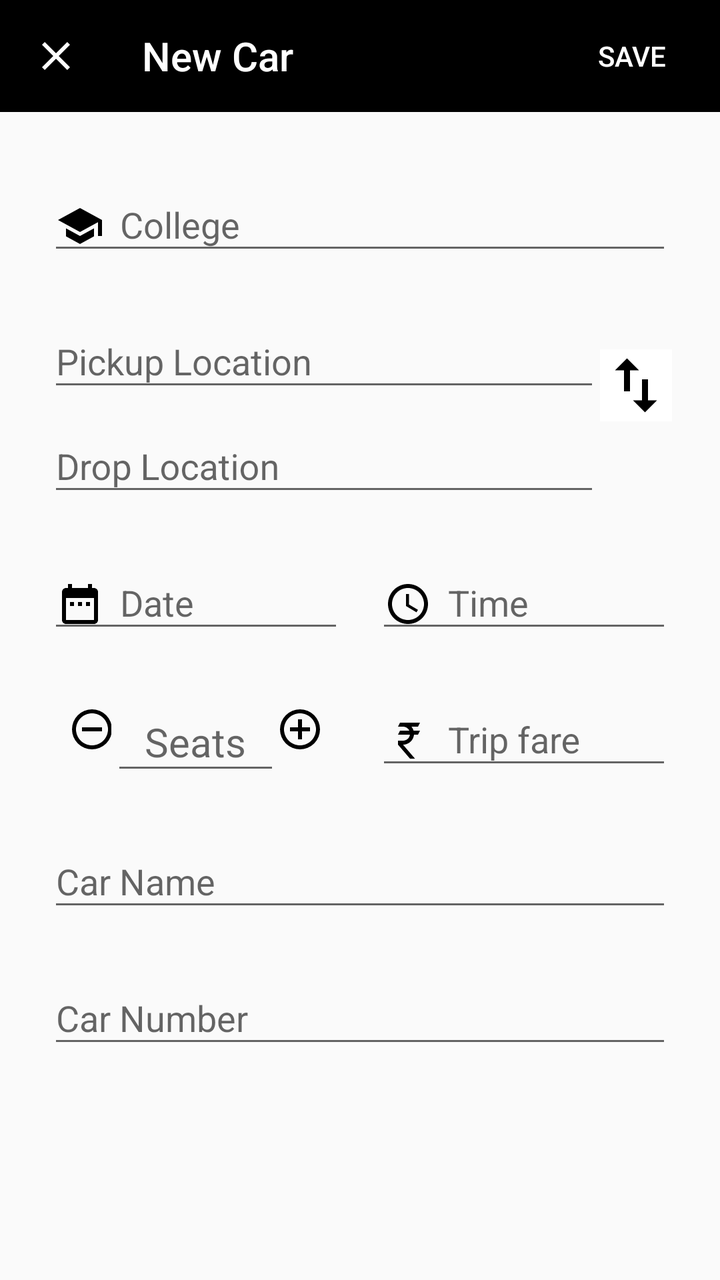
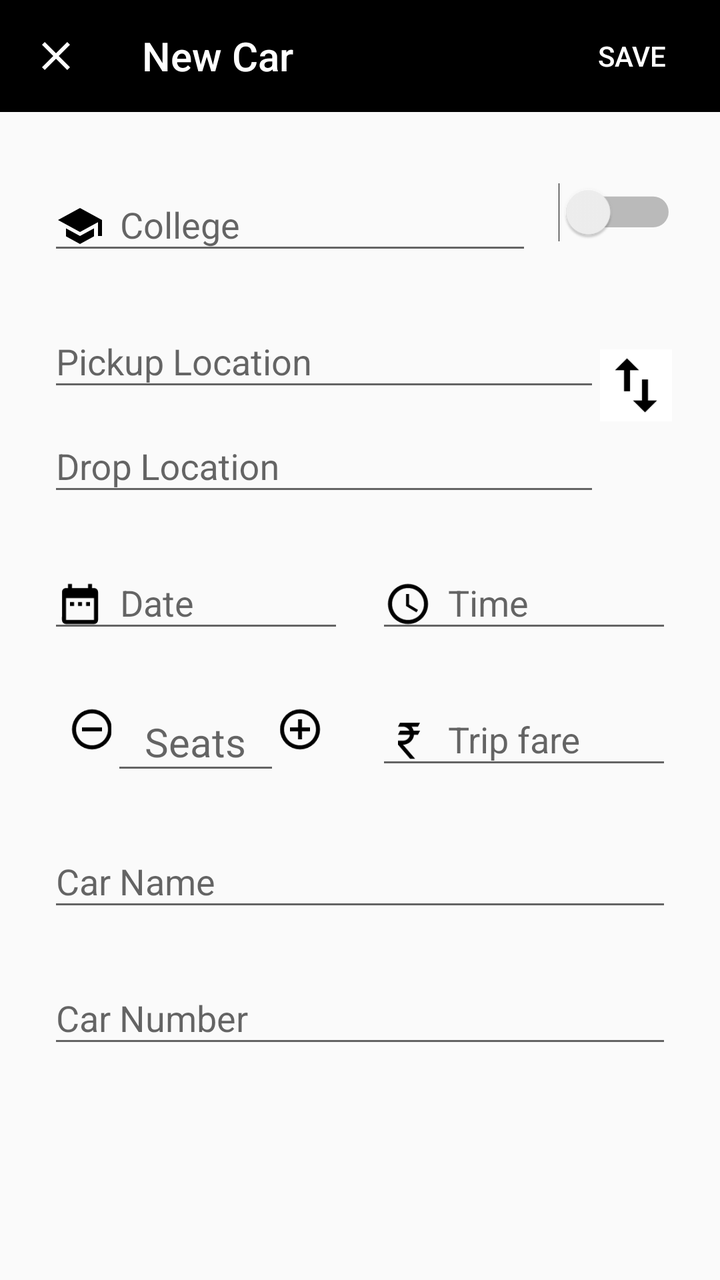

Screens rendered from an Android XML layout before and after an edit, with the pre-edit source and the edit as a unified diff.
<!-- AndroidManifest.xml: application theme AppTheme -->
<!-- res/layout/fragment_add_car.xml -->
<?xml version="1.0" encoding="utf-8"?>
<LinearLayout xmlns:android="http://schemas.android.com/apk/res/android"
    xmlns:app="http://schemas.android.com/apk/res-auto"
    xmlns:tools="http://schemas.android.com/tools"
    android:layout_width="match_parent"
    android:layout_height="match_parent"
    android:orientation="vertical">

    <android.support.design.widget.AppBarLayout
        android:layout_width="match_parent"
        android:layout_height="?attr/actionBarSize">

        <LinearLayout
            android:layout_width="match_parent"
            android:layout_height="match_parent"
            android:orientation="horizontal">

            <ImageButton
                android:id="@+id/add_car_close"
                android:layout_width="?attr/actionBarSize"
                android:layout_height="?attr/actionBarSize"
                android:background="?attr/selectableItemBackgroundBorderless"
                android:tint="@android:color/white"
                app:srcCompat="@drawable/ic_close"
                tools:ignore="ContentDescription" />

            <View
                android:layout_width="15dp"
                android:layout_height="0dp" />

            <TextView
                android:layout_width="0dp"
                android:layout_height="match_parent"
                android:layout_weight="1"
                android:gravity="center_vertical"
                android:text="@string/new_car"
                android:textAppearance="@style/Base.TextAppearance.AppCompat.Title"
                android:textColor="@android:color/white" />

            <Button
                android:id="@+id/add_car_save"
                style="@style/Widget.AppCompat.Button.Borderless"
                android:layout_width="wrap_content"
                android:layout_height="match_parent"
                android:gravity="center"
                android:text="@string/save"
                android:textColor="@android:color/white" />

        </LinearLayout>

    </android.support.design.widget.AppBarLayout>

    <android.support.v4.widget.NestedScrollView
        android:id="@+id/add_driver_nested_scroll"
        android:layout_width="match_parent"
        android:layout_height="match_parent"
        android:scrollbars="none"
        android:scrollingCache="true">

        <LinearLayout
            android:layout_width="match_parent"
            android:layout_height="wrap_content"
            android:orientation="vertical"
            android:padding="24dp">

            <android.support.design.widget.TextInputLayout
                android:id="@+id/add_car_college_layout"
                android:layout_width="match_parent"
                android:layout_height="wrap_content"
                android:layout_marginBottom="16dp">

                <AutoCompleteTextView
                    android:id="@+id/add_car_college"
                    android:layout_width="match_parent"
                    android:layout_height="wrap_content"
                    android:drawableStart="@drawable/ic_college"
                    android:drawablePadding="8dp"
                    android:hint="@string/college"
                    android:inputType="textAutoComplete|text"
                    android:longClickable="false"
                    android:nextFocusLeft="@id/add_car_college"
                    android:nextFocusUp="@id/add_car_college" />

            </android.support.design.widget.TextInputLayout>

            <LinearLayout
                android:layout_width="match_parent"
                android:layout_height="wrap_content"
                android:layout_marginBottom="16dp"
                android:orientation="horizontal">

                <LinearLayout
                    android:layout_width="0dp"
                    android:layout_height="wrap_content"
                    android:layout_weight="1"
                    android:orientation="vertical">

                    <android.support.design.widget.TextInputLayout
                        android:id="@+id/add_car_pickup_layout"
                        android:layout_width="match_parent"
                        android:layout_height="wrap_content">

                        <AutoCompleteTextView
                            android:id="@+id/add_car_pickup"
                            android:layout_width="match_parent"
                            android:layout_height="wrap_content"
                            android:hint="@string/pickup_location"
                            android:inputType="textAutoComplete|text"
                            android:longClickable="false" />

                    </android.support.design.widget.TextInputLayout>

                    <android.support.design.widget.TextInputLayout
                        android:id="@+id/add_car_drop_layout"
                        android:layout_width="match_parent"
                        android:layout_height="wrap_content">

                        <AutoCompleteTextView
                            android:id="@+id/add_car_drop"
                            android:layout_width="match_parent"
                            android:layout_height="wrap_content"
                            android:hint="@string/drop_location"
                            android:inputType="textAutoComplete|text"
                            android:longClickable="false" />

                    </android.support.design.widget.TextInputLayout>

                </LinearLayout>

                <ImageButton
                    android:id="@+id/add_car_swap_location"
                    android:layout_width="wrap_content"
                    android:layout_height="wrap_content"
                    android:layout_gravity="center_vertical"
                    android:layout_marginBottom="8dp"
                    android:background="@color/white"
                    android:clickable="true"
                    android:focusable="true"
                    app:srcCompat="@drawable/ic_swap"
                    tools:ignore="ContentDescription" />

            </LinearLayout>

            <LinearLayout
                android:layout_width="match_parent"
                android:layout_height="wrap_content"
                android:layout_marginBottom="16dp"
                android:baselineAligned="false"
                android:orientation="horizontal">

                <android.support.design.widget.TextInputLayout
                    android:id="@+id/add_car_date_layout"
                    android:layout_width="0dp"
                    android:layout_height="wrap_content"
                    android:layout_marginEnd="16dp"
                    android:layout_weight="1"
                    tools:ignore="NestedWeights">

                    <android.support.design.widget.TextInputEditText
                        android:id="@+id/add_car_date"
                        android:layout_width="match_parent"
                        android:layout_height="wrap_content"
                        android:drawableStart="@drawable/ic_date"
                        android:drawablePadding="8dp"
                        android:focusable="false"
                        android:hint="@string/date"
                        android:inputType="date"
                        android:longClickable="false" />

                </android.support.design.widget.TextInputLayout>

                <android.support.design.widget.TextInputLayout
                    android:id="@+id/add_car_time_layout"
                    android:layout_width="0dp"
                    android:layout_height="wrap_content"
                    android:layout_weight="1">

                    <android.support.design.widget.TextInputEditText
                        android:id="@+id/add_car_time"
                        android:layout_width="match_parent"
                        android:layout_height="wrap_content"
                        android:drawableStart="@drawable/ic_time"
                        android:drawablePadding="8dp"
                        android:focusable="false"
                        android:hint="@string/time"
                        android:inputType="time"
                        android:longClickable="false" />

                </android.support.design.widget.TextInputLayout>

            </LinearLayout>

            <LinearLayout
                android:layout_width="match_parent"
                android:layout_height="wrap_content"
                android:layout_marginBottom="16dp"
                android:baselineAligned="false">

                <LinearLayout
                    android:layout_width="0dp"
                    android:layout_height="wrap_content"
                    android:layout_marginEnd="16dp"
                    android:layout_weight="1"
                    android:baselineAligned="false">

                    <LinearLayout
                        android:layout_width="0dp"
                        android:layout_height="match_parent"
                        android:layout_weight="1.5"
                        android:gravity="center"
                        tools:ignore="NestedWeights">

                        <Button
                            android:id="@+id/add_car_decrease_seat"
                            android:layout_width="24dp"
                            android:layout_height="24dp"
                            android:layout_marginStart="12dp"
                            android:background="@drawable/ic_minus_seats" />

                    </LinearLayout>

                    <android.support.design.widget.TextInputLayout
                        android:id="@+id/add_car_seats_layout"
                        android:layout_width="0dp"
                        android:layout_height="wrap_content"
                        android:layout_weight="4">

                        <android.support.design.widget.TextInputEditText
                            android:id="@+id/add_car_seats"
                            android:layout_width="match_parent"
                            android:layout_height="wrap_content"
                            android:layout_gravity="center"
                            android:focusable="false"
                            android:gravity="center"
                            android:hint="@string/seats"
                            android:inputType="number"
                            android:longClickable="false"
                            android:textSize="20sp" />

                    </android.support.design.widget.TextInputLayout>

                    <LinearLayout
                        android:layout_width="0dp"
                        android:layout_height="match_parent"
                        android:layout_weight="1.5"
                        android:gravity="center">

                        <Button
                            android:id="@+id/add_car_increase_seat"
                            android:layout_width="24dp"
                            android:layout_height="24dp"
                            android:layout_marginEnd="12dp"
                            android:background="@drawable/ic_plus_seats" />

                    </LinearLayout>

                </LinearLayout>

                <android.support.design.widget.TextInputLayout
                    android:id="@+id/add_car_fare_layout"
                    android:layout_width="0dp"
                    android:layout_height="match_parent"
                    android:layout_weight="1">

                    <android.support.design.widget.TextInputEditText
                        android:id="@+id/add_car_fare"
                        android:layout_width="match_parent"
                        android:layout_height="wrap_content"
                        android:drawableStart="@drawable/ic_fare"
                        android:drawablePadding="8dp"
                        android:hint="@string/trip_fare"
                        android:inputType="number"
                        android:maxLength="4" />

                </android.support.design.widget.TextInputLayout>

            </LinearLayout>

            <android.support.design.widget.TextInputLayout
                android:id="@+id/add_car_name_layout"
                android:layout_width="match_parent"
                android:layout_height="wrap_content"
                android:layout_marginBottom="16dp">

                <android.support.design.widget.TextInputEditText
                    android:id="@+id/add_car_name"
                    android:layout_width="match_parent"
                    android:layout_height="wrap_content"
                    android:hint="@string/car_name"
                    android:inputType="text" />

            </android.support.design.widget.TextInputLayout>

            <android.support.design.widget.TextInputLayout
                android:id="@+id/add_car_number_layout"
                android:layout_width="match_parent"
                android:layout_height="wrap_content"
                android:layout_marginBottom="16dp">

                <android.support.design.widget.TextInputEditText
                    android:id="@+id/add_car_number"
                    android:layout_width="match_parent"
                    android:layout_height="wrap_content"
                    android:hint="@string/car_number"
                    android:inputType="text"
                    tools:ignore="TextFields" />

            </android.support.design.widget.TextInputLayout>

        </LinearLayout>

    </android.support.v4.widget.NestedScrollView>

</LinearLayout>
<!-- resources referenced by this layout -->
<resources>
  <color name="white">#FFFFFF</color>
  <!-- drawable ic_close (drawable) -->
  <vector xmlns:android="http://schemas.android.com/apk/res/android"
      android:width="24dp"
      android:height="24dp"
      android:viewportHeight="24.0"
      android:viewportWidth="24.0">
      <path
          android:fillColor="#FFFFFFFF"
          android:pathData="M19,6.41L17.59,5 12,10.59 6.41,5 5,6.41 10.59,12 5,17.59 6.41,19 12,13.41 17.59,19 19,17.59 13.41,12z" />
  </vector>
  <!-- drawable ic_college (drawable) -->
  <vector xmlns:android="http://schemas.android.com/apk/res/android"
      android:width="24dp"
      android:height="24dp"
      android:viewportHeight="24.0"
      android:viewportWidth="24.0">
      <path
          android:fillColor="#FF000000"
          android:pathData="M5,13.18v4L12,21l7,-3.82v-4L12,17l-7,-3.82zM12,3L1,9l11,6 9,-4.91V17h2V9L12,3z" />
  </vector>
  <!-- drawable ic_fare (drawable) -->
  <vector xmlns:android="http://schemas.android.com/apk/res/android"
      android:width="24dp"
      android:height="24dp"
      android:viewportHeight="24"
      android:viewportWidth="24">
      <path
          android:fillColor="#000"
          android:pathData="M8,3H18L17,5H13.74C14.22,5.58 14.58,6.26 14.79,7H18L17,9H15C14.75,11.57 12.74,13.63 10.2,13.96V14H9.5L15.5,21H13L7,14V12H9.5V12C11.26,12 12.72,10.7 12.96,9H7L8,7H12.66C12.1,5.82 10.9,5 9.5,5H7L8,3Z" />
  </vector>
  <!-- drawable ic_minus_seats (drawable) -->
  <vector xmlns:android="http://schemas.android.com/apk/res/android"
      android:width="24dp"
      android:height="24dp"
      android:viewportHeight="24"
      android:viewportWidth="24">
      <path
          android:fillColor="#000"
          android:pathData="M12,20C7.59,20 4,16.41 4,12C4,7.59 7.59,4 12,4C16.41,4 20,7.59 20,12C20,16.41 16.41,20 12,20M12,2A10,10 0 0,0 2,12A10,10 0 0,0 12,22A10,10 0 0,0 22,12A10,10 0 0,0 12,2M7,13H17V11H7" />
  </vector>
  <!-- drawable ic_swap (drawable) -->
  <vector xmlns:android="http://schemas.android.com/apk/res/android"
      android:width="36dp"
      android:height="36dp"
      android:viewportHeight="24.0"
      android:viewportWidth="24.0">
      <path
          android:fillColor="#FF000000"
          android:pathData="M16,17.01V10h-2v7.01h-3L15,21l4,-3.99h-3zM9,3L5,6.99h3V14h2V6.99h3L9,3z" />
  </vector>
  <!-- drawable ic_time (drawable) -->
  <vector xmlns:android="http://schemas.android.com/apk/res/android"
      android:width="24dp"
      android:height="24dp"
      android:viewportHeight="24.0"
      android:viewportWidth="24.0">
      <path
          android:fillColor="#FF000000"
          android:pathData="M11.99,2C6.47,2 2,6.48 2,12s4.47,10 9.99,10C17.52,22 22,17.52 22,12S17.52,2 11.99,2zM12,20c-4.42,0 -8,-3.58 -8,-8s3.58,-8 8,-8 8,3.58 8,8 -3.58,8 -8,8zM12.5,7H11v6l5.25,3.15 0.75,-1.23 -4.5,-2.67z" />
  </vector>
  <string name="car_name">Car Name</string>
  <string name="car_number">Car Number</string>
  <string name="college">College</string>
  <string name="date">Date</string>
  <string name="drop_location">Drop Location</string>
  <string name="new_car">New Car</string>
  <string name="pickup_location">Pickup Location</string>
  <string name="save">Save</string>
  <string name="seats">Seats</string>
  <string name="time">Time</string>
  <string name="trip_fare">Trip fare</string>
  <style name="AppTheme" parent="Base.Theme.AppCompat.Light.DarkActionBar">
          <item name="colorPrimary">@color/colorPrimary</item>
          <item name="colorPrimaryDark">@color/colorPrimaryDark</item>
          <item name="colorAccent">@color/colorAccent</item>
      </style>
  <color name="colorPrimary">#000000</color>
  <color name="colorPrimaryDark">#000000</color>
  <color name="colorAccent">#000000</color>
  <!-- unchanged entries left out for length: 2 -->
</resources>

<!-- the commit's change to res/layout/fragment_add_car.xml (unified diff, before → after) -->
@@ -29,6 +29,7 @@
                 android:layout_height="0dp" />
 
             <TextView
+                android:id="@+id/add_car_title"
                 android:layout_width="0dp"
                 android:layout_height="match_parent"
                 android:layout_weight="1"
@@ -63,25 +64,42 @@
             android:orientation="vertical"
             android:padding="24dp">
 
-            <android.support.design.widget.TextInputLayout
-                android:id="@+id/add_car_college_layout"
-                android:layout_width="match_parent"
-                android:layout_height="wrap_content"
-                android:layout_marginBottom="16dp">
-
-                <AutoCompleteTextView
-                    android:id="@+id/add_car_college"
-                    android:layout_width="match_parent"
-                    android:layout_height="wrap_content"
-                    android:drawableStart="@drawable/ic_college"
-                    android:drawablePadding="8dp"
-                    android:hint="@string/college"
-                    android:inputType="textAutoComplete|text"
-                    android:longClickable="false"
-                    android:nextFocusLeft="@id/add_car_college"
-                    android:nextFocusUp="@id/add_car_college" />
-
-            </android.support.design.widget.TextInputLayout>
+            <LinearLayout
+                android:layout_width="match_parent"
+                android:layout_height="wrap_content"
+                android:layout_marginBottom="16dp"
+                android:orientation="horizontal">
+
+                <android.support.design.widget.TextInputLayout
+                    android:id="@+id/add_car_college_layout"
+                    android:layout_width="0dp"
+                    android:layout_height="wrap_content"
+                    android:layout_weight="1">
+
+                    <AutoCompleteTextView
+                        android:id="@+id/add_car_college_name"
+                        android:layout_width="match_parent"
+                        android:layout_height="wrap_content"
+                        android:drawableStart="@drawable/ic_college"
+                        android:drawablePadding="8dp"
+                        android:hint="@string/college"
+                        android:inputType="textAutoComplete|text"
+                        android:longClickable="false"
+                        android:nextFocusLeft="@id/add_car_college_name"
+                        android:nextFocusUp="@id/add_car_college_name" />
+
+                </android.support.design.widget.TextInputLayout>
+
+                <Switch
+                    android:id="@+id/add_car_switch_date"
+                    android:layout_width="wrap_content"
+                    android:layout_height="wrap_content"
+                    android:layout_gravity="center_vertical"
+                    android:layout_marginStart="16dp"
+                    android:scaleX="1.1"
+                    android:scaleY="1.1" />
+
+            </LinearLayout>
 
             <LinearLayout
                 android:layout_width="match_parent"
@@ -142,6 +160,59 @@
             </LinearLayout>
 
             <LinearLayout
+                android:id="@+id/add_car_from_to_date_layout"
+                android:layout_width="match_parent"
+                android:layout_height="wrap_content"
+                android:layout_marginBottom="16dp"
+                android:baselineAligned="false"
+                android:orientation="horizontal"
+                android:visibility="gone">
+
+                <android.support.design.widget.TextInputLayout
+                    android:id="@+id/add_car_from_date_layout"
+                    android:layout_width="0dp"
+                    android:layout_height="wrap_content"
+                    android:layout_marginEnd="16dp"
+                    android:layout_weight="1"
+                    tools:ignore="NestedWeights">
+
+                    <android.support.design.widget.TextInputEditText
+                        android:id="@+id/add_car_from_date"
+                        android:layout_width="match_parent"
+                        android:layout_height="wrap_content"
+                        android:drawableStart="@drawable/ic_date"
+                        android:drawablePadding="8dp"
+                        android:focusable="false"
+                        android:hint="@string/from"
+                        android:inputType="date"
+                        android:longClickable="false" />
+
+                </android.support.design.widget.TextInputLayout>
+
+                <android.support.design.widget.TextInputLayout
+                    android:id="@+id/add_car_to_date_layout"
+                    android:layout_width="0dp"
+                    android:layout_height="wrap_content"
+                    android:layout_weight="1"
+                    tools:ignore="NestedWeights">
+
+                    <android.support.design.widget.TextInputEditText
+                        android:id="@+id/add_car_to_date"
+                        android:layout_width="match_parent"
+                        android:layout_height="wrap_content"
+                        android:drawableStart="@drawable/ic_date"
+                        android:drawablePadding="8dp"
+                        android:focusable="false"
+                        android:hint="@string/to"
+                        android:inputType="date"
+                        android:longClickable="false" />
+
+                </android.support.design.widget.TextInputLayout>
+
+            </LinearLayout>
+
+            <LinearLayout
+                android:id="@+id/add_car_date_time_layout"
                 android:layout_width="match_parent"
                 android:layout_height="wrap_content"
                 android:layout_marginBottom="16dp"
<!-- resource entries referenced after the edit -->
@@ -66,11 +66,13 @@
   <string name="college">College</string>
   <string name="date">Date</string>
   <string name="drop_location">Drop Location</string>
+  <string name="from">From</string>
   <string name="new_car">New Car</string>
   <string name="pickup_location">Pickup Location</string>
   <string name="save">Save</string>
   <string name="seats">Seats</string>
   <string name="time">Time</string>
+  <string name="to">To</string>
   <string name="trip_fare">Trip fare</string>
   <style name="AppTheme" parent="Base.Theme.AppCompat.Light.DarkActionBar">
           <item name="colorPrimary">@color/colorPrimary</item>
